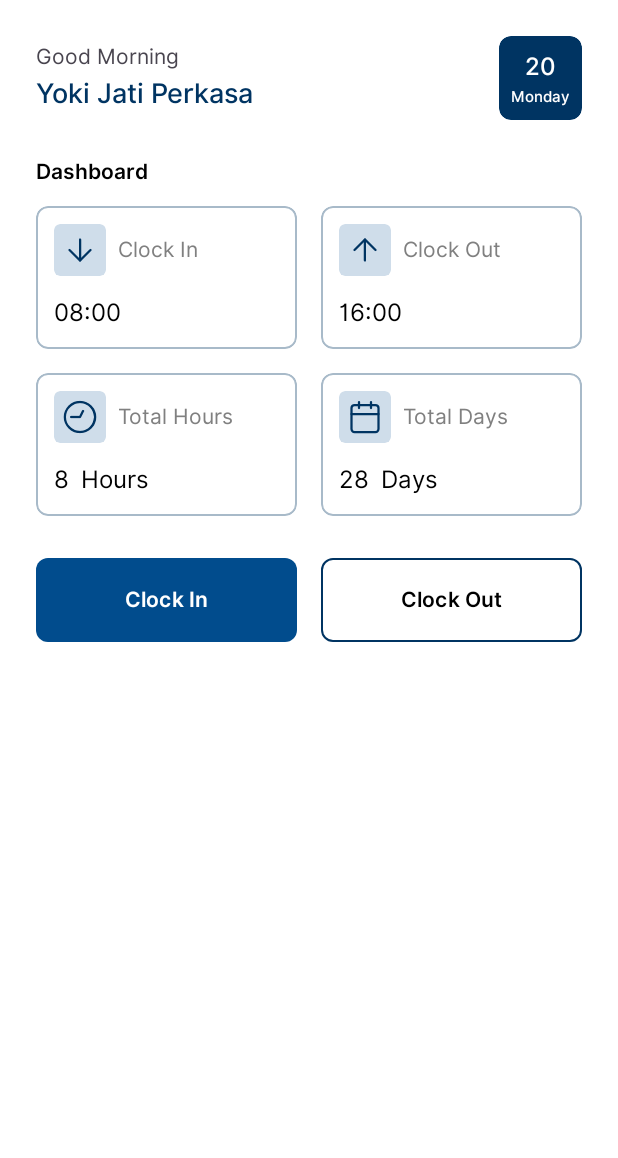
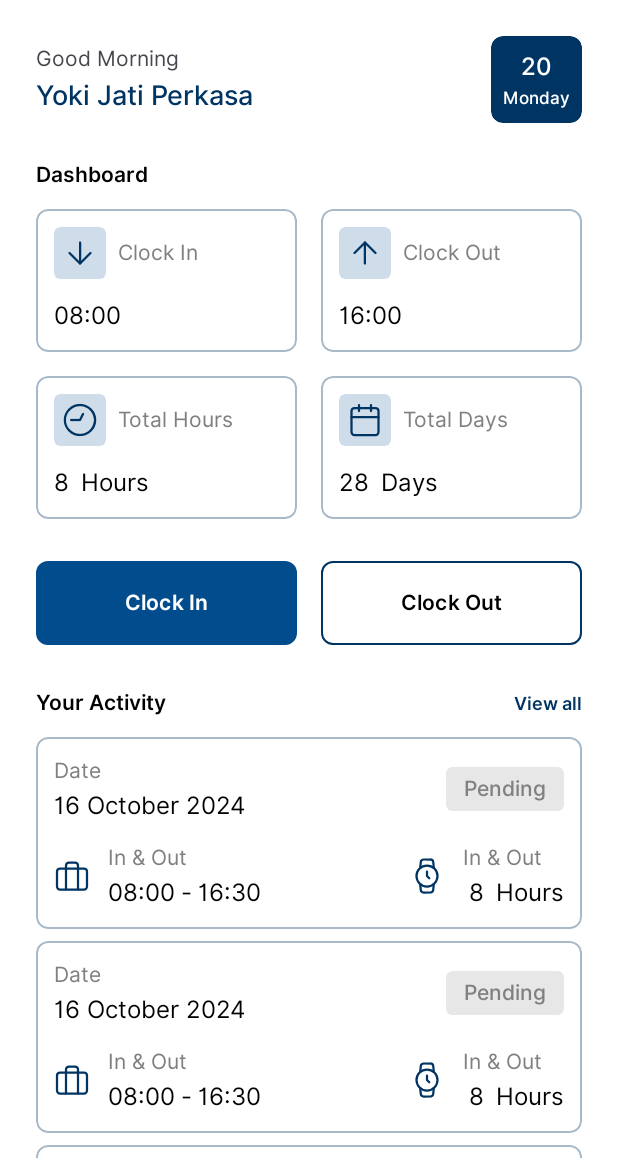
Before and after one commit to yokijatip/Feliya-Attendance, an Android app: the layout fragment_home.xml on its own in the app's theme, with its tools: preview values and no code run, on a phone screen of 412 x 824 dp, the part 78-1236 px from its top. Run offline under Robolectric (Android 15) with nearby library versions, the phone set to English and light mode, and no system bars.

Commit message:
Add: Data Name from firestore, date, days

```diff
--- a/app/src/main/java/com/gity/feliyaattendance/helper/CommonHelper.kt
+++ b/app/src/main/java/com/gity/feliyaattendance/helper/CommonHelper.kt
@@ -1,5 +1,8 @@
 package com.gity.feliyaattendance.helper
 
+import android.icu.util.Calendar
+import java.text.SimpleDateFormat
+import java.util.Locale
 import kotlin.random.Random
 
 object CommonHelper {
@@ -15,4 +18,36 @@ object CommonHelper {
         val allowedChars = ('A'..'Z') + ('a'..'z') + ('0'..'9')
         return (1..length).map { allowedChars.random() }.joinToString("")
     }
+
+    fun getCurrentDayOnly(): String {
+        val currentDate = Calendar.getInstance().time
+        val dateFormat = SimpleDateFormat("EEEE", Locale.getDefault())
+        val dayOfWeek = dateFormat.format(currentDate)
+        return dayOfWeek
+    }
+
+    fun getCurrentDateOnly(): String {
+        val currentDate = Calendar.getInstance().time
+        val dateFormat = SimpleDateFormat("dd", Locale.getDefault())
+        val dayOfWeek = dateFormat.format(currentDate)
+        return dayOfWeek
+    }
+
+    fun getGreetingsMessage(
+        goodMorning: String,
+        goodAfternoon: String,
+        goodEvening: String
+    ): String {
+        val calendar = Calendar.getInstance()
+        val hourOfDay = calendar.get(Calendar.HOUR_OF_DAY)
+
+        val greeting = when (hourOfDay) {
+            in 0..11 -> goodMorning
+            in 12..16 -> goodAfternoon
+            else -> goodEvening
+
+        }
+        return greeting
+    }
+
 }
--- a/app/src/main/java/com/gity/feliyaattendance/repository/Repository.kt
+++ b/app/src/main/java/com/gity/feliyaattendance/repository/Repository.kt
@@ -30,7 +30,12 @@ class Repository(
     }
 
     //    Register
-    suspend fun registerUser(email: String, password: String, name: String, role: String): Result<Unit> {
+    suspend fun registerUser(
+        email: String,
+        password: String,
+        name: String,
+        role: String
+    ): Result<Unit> {
         return try {
             val result = firebaseAuth.createUserWithEmailAndPassword(email, password).await()
             val userId = result.user?.uid ?: return Result.failure(Exception("User ID not found"))
@@ -54,6 +59,7 @@ class Repository(
         }
     }
 
+    //    Fetch Roles
     suspend fun fetchRoles(): Result<List<String>> {
         return try {
             val snapshot = firebaseFirestore.collection("roles").document("role").get().await()
@@ -65,5 +71,23 @@ class Repository(
         }
     }
 
+    //    Fetch Name
+    suspend fun fetchName(): Result<String> {
+        return try {
+            val userId = firebaseAuth.currentUser?.uid
+                ?: return Result.failure(Exception("User ID not found"))
+            val snapshot = firebaseFirestore.collection("users").document(userId).get().await()
+
+            if (snapshot.exists() && snapshot.contains("name")) {
+                val name = snapshot.getString("name")
+                Result.success(name ?: "Unknown Name")
+            } else {
+                Result.failure(Exception("Name field not found in document"))
+            }
+        } catch (e: Exception) {
+            Result.failure(e)
+        }
+    }
+
 
 }
--- a/app/src/main/java/com/gity/feliyaattendance/ui/main/home/HomeFragment.kt
+++ b/app/src/main/java/com/gity/feliyaattendance/ui/main/home/HomeFragment.kt
@@ -6,12 +6,25 @@ import android.view.View
 import android.view.ViewGroup
 import android.widget.Toast
 import androidx.fragment.app.Fragment
+import androidx.lifecycle.ViewModelProvider
+import com.gity.feliyaattendance.R
 import com.gity.feliyaattendance.databinding.FragmentHomeBinding
+import com.gity.feliyaattendance.helper.CommonHelper
+import com.gity.feliyaattendance.repository.Repository
+import com.gity.feliyaattendance.utils.ViewModelFactory
+import com.google.firebase.auth.FirebaseAuth
+import com.google.firebase.firestore.FirebaseFirestore
 
 class HomeFragment : Fragment() {
 
     private var _binding: FragmentHomeBinding? = null
     private val binding get() = _binding!!
+
+    private lateinit var firebaseAuth: FirebaseAuth
+    private lateinit var firebaseFirestore: FirebaseFirestore
+
+    private lateinit var repository: Repository
+    private lateinit var viewModel: HomeViewModel
 
 
     override fun onCreateView(
@@ -20,11 +33,42 @@ class HomeFragment : Fragment() {
     ): View {
         _binding = FragmentHomeBinding.inflate(inflater, container, false)
 //        Start Of Your Code
+
+        firebaseAuth = FirebaseAuth.getInstance()
+        firebaseFirestore = FirebaseFirestore.getInstance()
+
+        repository = Repository(firebaseAuth, firebaseFirestore)
+        val factory = ViewModelFactory(repository)
+        viewModel = ViewModelProvider(this, factory)[HomeViewModel::class.java]
+
         binding.apply {
             btnNotification.setOnClickListener {
                 Toast.makeText(requireContext(), "Clicked", Toast.LENGTH_SHORT).show()
             }
+
+            tvTopDay.text = CommonHelper.getCurrentDayOnly()
+            tvTopDate.text = CommonHelper.getCurrentDateOnly()
+            tvGreetings.text = CommonHelper.getGreetingsMessage(
+                getString(R.string.greetings_good_morning),
+                getString(R.string.greetings_good_afternoon),
+                getString(R.string.greetings_good_evening)
+            )
         }
+
+        viewModel.nameResult.observe(viewLifecycleOwner) { result ->
+            result.onSuccess { name ->
+                binding.tvName.text = name
+            }
+            result.onFailure { exception ->
+                Toast.makeText(
+                    requireContext(),
+                    "Failed to load name: ${exception.message}",
+                    Toast.LENGTH_SHORT
+                ).show()
+            }
+        }
+
+        viewModel.fetchName()
 
 //        End of Your Code
         return binding.root
--- a/app/src/main/java/com/gity/feliyaattendance/ui/main/home/HomeViewModel.kt
+++ b/app/src/main/java/com/gity/feliyaattendance/ui/main/home/HomeViewModel.kt
@@ -1,7 +1,19 @@
 package com.gity.feliyaattendance.ui.main.home
 
+import androidx.lifecycle.LiveData
+import androidx.lifecycle.MutableLiveData
 import androidx.lifecycle.ViewModel
+import androidx.lifecycle.viewModelScope
+import com.gity.feliyaattendance.repository.Repository
+import kotlinx.coroutines.launch
 
-class HomeViewModel : ViewModel() {
-    // TODO: Implement the ViewModel
+class HomeViewModel(private val repository: Repository) : ViewModel() {
+    private val _nameResult = MutableLiveData<Result<String>>()
+    val nameResult: LiveData<Result<String>> = _nameResult
+
+    fun fetchName() {
+        viewModelScope.launch {
+            _nameResult.value = repository.fetchName()
+        }
+    }
 }
--- a/app/src/main/java/com/gity/feliyaattendance/utils/ViewModelFactory.kt
+++ b/app/src/main/java/com/gity/feliyaattendance/utils/ViewModelFactory.kt
@@ -4,6 +4,7 @@ import androidx.lifecycle.ViewModel
 import androidx.lifecycle.ViewModelProvider
 import com.gity.feliyaattendance.repository.Repository
 import com.gity.feliyaattendance.ui.auth.AuthViewModel
+import com.gity.feliyaattendance.ui.main.home.HomeViewModel
 
 @Suppress("UNCHECKED_CAST")
 class ViewModelFactory(private val repository: Repository) : ViewModelProvider.Factory {
@@ -11,6 +12,8 @@ class ViewModelFactory(private val repository: Repository) : ViewModelProvider.F
     override fun <T : ViewModel> create(modelClass: Class<T>): T {
         if (modelClass.isAssignableFrom(AuthViewModel::class.java)) {
             return AuthViewModel(repository) as T
+        } else if (modelClass.isAssignableFrom(HomeViewModel::class.java)) {
+            return HomeViewModel(repository) as T
         }
         throw IllegalArgumentException("Unknown ViewModel Class")
     }
--- /dev/null
+++ b/app/src/main/res/drawable/ic_briefcase_attendance.xml
@@ -0,0 +1,20 @@
+<vector xmlns:android="http://schemas.android.com/apk/res/android"
+    android:width="24dp"
+    android:height="24dp"
+    android:viewportWidth="24"
+    android:viewportHeight="24">
+  <path
+      android:pathData="M4,7L20,7A2,2 0,0 1,22 9L22,19A2,2 0,0 1,20 21L4,21A2,2 0,0 1,2 19L2,9A2,2 0,0 1,4 7z"
+      android:strokeLineJoin="round"
+      android:strokeWidth="1.5"
+      android:fillColor="#00000000"
+      android:strokeColor="@color/dark_primary_color"
+      android:strokeLineCap="round"/>
+  <path
+      android:pathData="M16,21V5a2,2 0,0 0,-2 -2h-4a2,2 0,0 0,-2 2v16"
+      android:strokeLineJoin="round"
+      android:strokeWidth="1.5"
+      android:fillColor="#00000000"
+      android:strokeColor="@color/dark_primary_color"
+      android:strokeLineCap="round"/>
+</vector>
--- /dev/null
+++ b/app/src/main/res/drawable/ic_watch_attendance.xml
@@ -0,0 +1,27 @@
+<vector xmlns:android="http://schemas.android.com/apk/res/android"
+    android:width="24dp"
+    android:height="24dp"
+    android:viewportWidth="24"
+    android:viewportHeight="24">
+  <path
+      android:pathData="M12,12m-7,0a7,7 0,1 1,14 0a7,7 0,1 1,-14 0"
+      android:strokeLineJoin="round"
+      android:strokeWidth="1.5"
+      android:fillColor="#00000000"
+      android:strokeColor="@color/dark_primary_color"
+      android:strokeLineCap="round"/>
+  <path
+      android:pathData="M12,9l0,3l1.5,1.5"
+      android:strokeLineJoin="round"
+      android:strokeWidth="1.5"
+      android:fillColor="#00000000"
+      android:strokeColor="@color/dark_primary_color"
+      android:strokeLineCap="round"/>
+  <path
+      android:pathData="M16.51,17.35l-0.35,3.83a2,2 0,0 1,-2 1.82H9.83a2,2 0,0 1,-2 -1.82l-0.35,-3.83m0.01,-10.7l0.35,-3.83A2,2 0,0 1,9.83 1h4.35a2,2 0,0 1,2 1.82l0.35,3.83"
+      android:strokeLineJoin="round"
+      android:strokeWidth="1.5"
+      android:fillColor="#00000000"
+      android:strokeColor="@color/dark_primary_color"
+      android:strokeLineCap="round"/>
+</vector>
--- a/app/src/main/res/layout/fragment_home.xml
+++ b/app/src/main/res/layout/fragment_home.xml
@@ -56,21 +56,26 @@
             android:layout_height="wrap_content"
             android:layout_gravity="center"
             android:layout_weight="1"
+            android:layout_marginEnd="24dp"
             android:orientation="vertical">
 
             <TextView
+                android:id="@+id/tv_greetings"
                 android:layout_width="wrap_content"
                 android:layout_height="wrap_content"
                 android:fontFamily="@font/inter_regular"
                 android:maxLines="1"
-                android:text="@string/greetings_good_morning"
+                tools:text="@string/greetings_good_morning"
                 android:textSize="14sp" />
 
             <TextView
+                android:id="@+id/tv_name"
                 android:layout_width="wrap_content"
                 android:layout_height="wrap_content"
                 android:fontFamily="@font/inter_medium"
-                android:text="Yoki Jati Perkasa"
+                tools:text="Yoki Jati Perkasa"
+                android:maxLines="1"
+                android:ellipsize="end"
                 android:textColor="@color/dark_primary_color"
                 android:textSize="18sp" />
 
@@ -94,20 +99,22 @@
                 android:padding="8dp">
 
                 <TextView
+                    android:id="@+id/tv_top_date"
                     android:layout_width="wrap_content"
                     android:layout_height="wrap_content"
                     android:fontFamily="@font/inter_medium"
-                    android:text="20"
+                    tools:text="20"
                     android:textColor="@color/white"
                     android:textSize="16sp" />
 
                 <TextView
+                    android:id="@+id/tv_top_day"
                     android:layout_width="wrap_content"
                     android:layout_height="wrap_content"
                     android:fontFamily="@font/inter_medium"
-                    android:text="Monday"
+                    tools:text="Monday"
                     android:textColor="@color/white"
-                    android:textSize="10sp" />
+                    android:textSize="11sp" />
 
             </LinearLayout>
 
@@ -117,7 +124,7 @@
 
     <!--  Dashboard  -->
     <LinearLayout
-        android:id="@+id/linearLayout"
+        android:id="@+id/container_dashboard"
         android:layout_width="0dp"
         android:layout_height="wrap_content"
         android:layout_marginTop="24dp"
@@ -510,6 +517,58 @@
 
     </LinearLayout>
 
+    <!--  Dashboard  -->
+    <LinearLayout
+        android:id="@+id/container_attendance"
+        android:layout_width="0dp"
+        android:layout_height="wrap_content"
+        android:layout_marginTop="24dp"
+        android:orientation="vertical"
+        app:layout_constraintEnd_toStartOf="@+id/guideline_end"
+        app:layout_constraintStart_toStartOf="@+id/guideline_start"
+        app:layout_constraintTop_toBottomOf="@+id/container_dashboard">
+
+        <!--    Title    -->
+        <LinearLayout
+            android:layout_width="match_parent"
+            android:orientation="horizontal"
+            android:layout_height="wrap_content">
+
+            <!--    Title    -->
+            <TextView
+                android:layout_width="0dp"
+                android:layout_height="wrap_content"
+                android:fontFamily="@font/inter_semi_bold"
+                android:maxLines="1"
+                android:layout_weight="1"
+                android:text="@string/your_activity"
+                android:textColor="@color/black"
+                android:textSize="14sp" />
+
+            <!--    Title    -->
+            <TextView
+                android:layout_width="wrap_content"
+                android:layout_height="wrap_content"
+                android:fontFamily="@font/inter_semi_bold"
+                android:maxLines="1"
+                android:text="@string/view_all"
+                android:textColor="@color/dark_primary_color"
+                android:textSize="12sp" />
+
+        </LinearLayout>
+
+        <!--    Recycler View   -->
+        <androidx.recyclerview.widget.RecyclerView
+            android:id="@+id/rv_your_activity"
+            android:layout_width="match_parent"
+            android:layout_height="wrap_content"
+            android:layout_marginTop="12dp"
+            tools:itemCount="5"
+            tools:listitem="@layout/list_item_attendance"
+            />
+
+    </LinearLayout>
+
     <!--  Guideline  -->
     <androidx.constraintlayout.widget.Guideline
         android:id="@+id/guideline_start"
--- /dev/null
+++ b/app/src/main/res/layout/list_item_attendance.xml
@@ -0,0 +1,234 @@
+<?xml version="1.0" encoding="utf-8"?>
+
+<com.google.android.material.card.MaterialCardView xmlns:android="http://schemas.android.com/apk/res/android"
+    xmlns:app="http://schemas.android.com/apk/res-auto"
+    android:id="@+id/materialCardView"
+    android:layout_width="match_parent"
+    android:layout_height="wrap_content"
+    android:layout_marginBottom="8dp"
+    android:backgroundTint="@color/white"
+    app:cardCornerRadius="8dp"
+    app:layout_constraintEnd_toStartOf="@+id/guideline_end"
+    app:layout_constraintStart_toStartOf="@+id/guideline_start"
+    app:layout_constraintTop_toTopOf="@+id/guideline_top"
+    app:strokeColor="@color/color_stroke_primary"
+    app:strokeWidth="1dp">
+
+    <LinearLayout
+        android:layout_width="match_parent"
+        android:layout_height="match_parent"
+        android:orientation="vertical">
+
+        <!-- Date & Status -->
+        <LinearLayout
+            android:layout_width="match_parent"
+            android:layout_height="wrap_content"
+            android:layout_marginStart="12dp"
+            android:layout_marginTop="12dp"
+            android:layout_marginEnd="12dp"
+            android:layout_marginBottom="12dp"
+            android:orientation="horizontal">
+
+            <!-- Date -->
+            <LinearLayout
+                android:layout_width="0dp"
+                android:layout_height="wrap_content"
+                android:layout_weight="1"
+                android:orientation="vertical">
+
+                <TextView
+                    android:layout_width="wrap_content"
+                    android:layout_height="wrap_content"
+                    android:fontFamily="@font/inter_regular"
+                    android:maxLines="1"
+                    android:text="@string/date"
+                    android:textColor="@color/grey"
+                    android:textSize="14sp" />
+
+                <TextView
+                    android:id="@+id/tv_date"
+                    android:layout_width="wrap_content"
+                    android:layout_height="wrap_content"
+                    android:fontFamily="@font/inter_regular"
+                    android:maxLines="1"
+                    android:text="16 October 2024"
+                    android:textColor="@color/black"
+                    android:textSize="16sp" />
+
+            </LinearLayout>
+
+            <com.google.android.material.card.MaterialCardView
+                android:id="@+id/card_status"
+                android:layout_width="wrap_content"
+                android:layout_height="wrap_content"
+                android:layout_gravity="center"
+                android:backgroundTint="@color/status_pending_background"
+                app:cardCornerRadius="4dp"
+                app:strokeWidth="0dp">
+
+                <TextView
+                    android:id="@+id/tv_status"
+                    android:layout_width="wrap_content"
+                    android:layout_height="wrap_content"
+                    android:fontFamily="@font/inter_medium"
+                    android:paddingStart="12dp"
+                    android:paddingTop="4dp"
+                    android:paddingEnd="12dp"
+                    android:paddingBottom="4dp"
+                    android:text="@string/status_pending"
+                    android:textColor="@color/status_pending" />
+
+            </com.google.android.material.card.MaterialCardView>
+
+        </LinearLayout>
+
+        <!-- In Out & Total Hours -->
+        <LinearLayout
+            android:layout_width="match_parent"
+            android:layout_height="wrap_content"
+            android:layout_marginStart="12dp"
+            android:layout_marginEnd="12dp"
+            android:layout_marginBottom="12dp"
+            android:orientation="horizontal"
+            android:weightSum="2">
+
+            <!-- In & Out -->
+            <LinearLayout
+                android:layout_width="0dp"
+                android:layout_height="wrap_content"
+                android:layout_weight="1"
+                android:orientation="horizontal">
+
+                <ImageView
+                    android:layout_width="wrap_content"
+                    android:layout_height="wrap_content"
+                    android:layout_gravity="center"
+                    android:src="@drawable/ic_briefcase_attendance" />
+
+                <LinearLayout
+                    android:layout_width="wrap_content"
+                    android:layout_height="wrap_content"
+                    android:layout_marginStart="12dp"
+                    android:orientation="vertical">
+
+                    <TextView
+                        android:layout_width="wrap_content"
+                        android:layout_height="wrap_content"
+                        android:fontFamily="@font/inter_regular"
+                        android:maxLines="1"
+                        android:text="@string/in_and_out"
+                        android:textColor="@color/grey"
+                        android:textSize="14sp" />
+
+                    <LinearLayout
+                        android:layout_width="wrap_content"
+                        android:layout_height="wrap_content"
+                        android:orientation="horizontal">
+
+                        <TextView
+                            android:id="@+id/tv_clock_in"
+                            android:layout_width="wrap_content"
+                            android:layout_height="wrap_content"
+                            android:fontFamily="@font/inter_regular"
+                            android:maxLines="1"
+                            android:text="08:00"
+                            android:textColor="@color/black"
+                            android:textSize="16sp" />
+
+                        <TextView
+                            android:layout_width="wrap_content"
+                            android:layout_height="wrap_content"
+                            android:layout_marginStart="4dp"
+                            android:layout_marginEnd="4dp"
+                            android:fontFamily="@font/inter_regular"
+                            android:maxLines="1"
+                            android:text="@string/dash"
+                            android:textColor="@color/black"
+                            android:textSize="16sp" />
+
+                        <TextView
+                            android:id="@+id/tv_clock_out"
+                            android:layout_width="wrap_content"
+                            android:layout_height="wrap_content"
+                            android:fontFamily="@font/inter_regular"
+                            android:maxLines="1"
+                            android:text="16:30"
+                            android:textColor="@color/black"
+                            android:textSize="16sp" />
+
+                    </LinearLayout>
+
+                </LinearLayout>
+
+            </LinearLayout>
+
+            <!-- In & Out -->
+            <LinearLayout
+                android:layout_width="0dp"
+                android:layout_height="wrap_content"
+                android:layout_gravity="end"
+                android:layout_weight="1"
+                android:gravity="end"
+                android:orientation="horizontal">
+
+                <ImageView
+                    android:layout_width="wrap_content"
+                    android:layout_height="wrap_content"
+                    android:layout_gravity="center"
+                    android:src="@drawable/ic_watch_attendance" />
+
+                <LinearLayout
+                    android:layout_width="wrap_content"
+                    android:layout_height="wrap_content"
+                    android:layout_marginStart="12dp"
+                    android:orientation="vertical">
+
+                    <TextView
+                        android:layout_width="wrap_content"
+                        android:layout_height="wrap_content"
+                        android:fontFamily="@font/inter_regular"
+                        android:maxLines="1"
+                        android:text="@string/in_and_out"
+                        android:textColor="@color/grey"
+                        android:textSize="14sp" />
+
+                    <LinearLayout
+                        android:layout_width="wrap_content"
+                        android:layout_height="wrap_content"
+                        android:orientation="horizontal">
+
+                        <TextView
+                            android:id="@+id/tv_clock"
+                            android:layout_width="wrap_content"
+                            android:layout_height="wrap_content"
+                            android:layout_marginStart="4dp"
+                            android:layout_marginEnd="4dp"
+                            android:fontFamily="@font/inter_regular"
+                            android:maxLines="1"
+                            android:text="8"
+                            android:textColor="@color/black"
+                            android:textSize="16sp" />
+
+                        <TextView
+                            android:layout_width="wrap_content"
+                            android:layout_height="wrap_content"
+                            android:layout_marginStart="4dp"
+                            android:fontFamily="@font/inter_regular"
+                            android:maxLines="1"
+                            android:text="@string/hours"
+                            android:textColor="@color/black"
+                            android:textSize="16sp" />
+
+                    </LinearLayout>
+
+                </LinearLayout>
+
+            </LinearLayout>
+
+
+        </LinearLayout>
+
+
+    </LinearLayout>
+
+</com.google.android.material.card.MaterialCardView>
--- a/app/src/main/res/values/colors.xml
+++ b/app/src/main/res/values/colors.xml
@@ -15,4 +15,12 @@
     <color name="color_background_icon_primary">#cfddea</color>
     <color name="grey">#808080</color>
 
+    <!--  Color Status  -->
+    <color name="status_approved">#1BA424</color>
+    <color name="status_approved_background">#E2FFE4</color>
+    <color name="status_rejected">#F85445</color>
+    <color name="status_rejected_background">#FFEBE1</color>
+    <color name="status_pending">#808080</color>
+    <color name="status_pending_background">#E7E7E7</color>
+
 </resources>
--- a/app/src/main/res/values/strings.xml
+++ b/app/src/main/res/values/strings.xml
@@ -55,9 +55,20 @@
     <string name="dashboard">Dashboard</string>
     <string name="clock_in">Clock In</string>
     <string name="clock_out">Clock Out</string>
+    <string name="in_and_out">In &amp; Out</string>
     <string name="hours">Hours</string>
     <string name="days">Days</string>
     <string name="dashboard_total_hours_title">Total Hours</string>
     <string name="dashboard_total_days_title">Total Days</string>
+    <string name="your_activity">Your Activity</string>
+    <string name="view_all">View all</string>
+
+
+    <!--  List Item Attendance  -->
+    <string name="date">Date</string>
+    <string name="status_approved">Approved</string>
+    <string name="status_rejected">Rejected</string>
+    <string name="status_pending">Pending</string>
+    <string name="dash">-</string>
 
 </resources>
```
